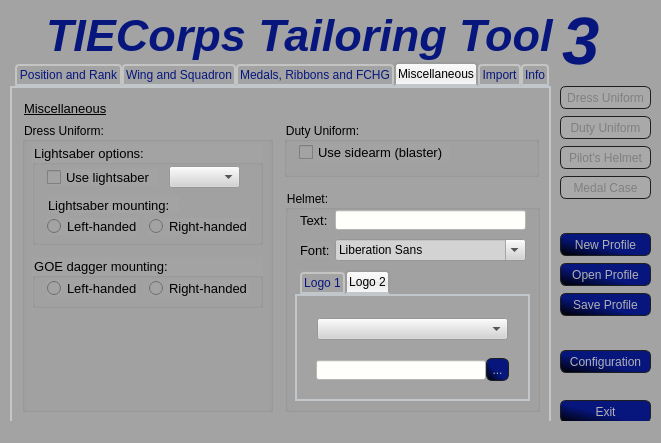
This is data/uis/ttt.ui in SmTaUcM/TTT3 as Qt 5 draws it before an edit. The edited form follows.
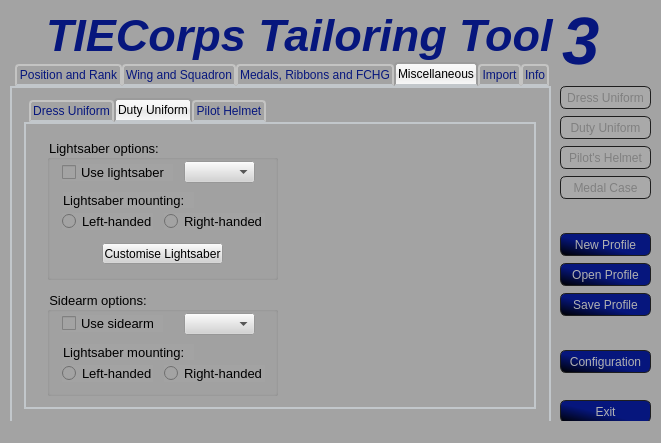
This is the edited form. The open tabs and pages were chosen to show the change. Icons and pictures are not drawn.

Commit message: Misc Tab overhaul.

```diff
--- a/data/uis/ttt.ui
+++ b/data/uis/ttt.ui
@@ -1927,165 +1927,27 @@
      <attribute name="title">
       <string>Miscellaneous</string>
      </attribute>
-     <widget class="QLabel" name="label_32">
+     <widget class="QTabWidget" name="tw_misc">
       <property name="geometry">
        <rect>
         <x>12</x>
-        <y>12</y>
-        <width>131</width>
-        <height>16</height>
+        <y>10</y>
+        <width>512</width>
+        <height>311</height>
        </rect>
       </property>
-      <property name="font">
-       <font>
-        <family>Arial</family>
-        <pointsize>10</pointsize>
-        <weight>50</weight>
-        <bold>false</bold>
-        <underline>true</underline>
-       </font>
+      <property name="currentIndex">
+       <number>0</number>
       </property>
-      <property name="text">
-       <string>Miscellaneous</string>
-      </property>
-     </widget>
-     <widget class="QGroupBox" name="gb_dress">
-      <property name="geometry">
-       <rect>
-        <x>10</x>
-        <y>34</y>
-        <width>251</width>
-        <height>290</height>
-       </rect>
-      </property>
-      <property name="font">
-       <font>
-        <family>Arial</family>
-        <pointsize>9</pointsize>
-       </font>
-      </property>
-      <property name="title">
-       <string>Dress Uniform:</string>
-      </property>
-      <widget class="QGroupBox" name="gb_saberMounting">
-       <property name="geometry">
-        <rect>
-         <x>10</x>
-         <y>22</y>
-         <width>231</width>
-         <height>101</height>
-        </rect>
-       </property>
-       <property name="font">
-        <font>
-         <family>Arial</family>
-         <pointsize>10</pointsize>
-        </font>
-       </property>
-       <property name="title">
-        <string>Lightsaber options:</string>
-       </property>
-       <widget class="QRadioButton" name="rb_saberRight">
-        <property name="geometry">
-         <rect>
-          <x>117</x>
-          <y>74</y>
-          <width>101</width>
-          <height>17</height>
-         </rect>
-        </property>
-        <property name="font">
-         <font>
-          <family>Arial</family>
-          <pointsize>10</pointsize>
-         </font>
-        </property>
-        <property name="text">
-         <string>Right-handed</string>
-        </property>
-       </widget>
-       <widget class="QRadioButton" name="rb_saberLeft">
-        <property name="geometry">
-         <rect>
-          <x>15</x>
-          <y>74</y>
-          <width>91</width>
-          <height>17</height>
-         </rect>
-        </property>
-        <property name="font">
-         <font>
-          <family>Arial</family>
-          <pointsize>10</pointsize>
-         </font>
-        </property>
-        <property name="text">
-         <string>Left-handed</string>
-        </property>
-       </widget>
-       <widget class="QComboBox" name="cb_saberStyles">
-        <property name="geometry">
-         <rect>
-          <x>137</x>
-          <y>22</y>
-          <width>71</width>
-          <height>22</height>
-         </rect>
-        </property>
-        <property name="font">
-         <font>
-          <family>Arial</family>
-          <pointsize>10</pointsize>
-         </font>
-        </property>
-        <property name="styleSheet">
-         <string notr="true">background-color: rgb(211, 211, 211);</string>
-        </property>
-       </widget>
-       <widget class="QCheckBox" name="cb_lightsaber">
-        <property name="geometry">
-         <rect>
-          <x>15</x>
-          <y>25</y>
-          <width>111</width>
-          <height>17</height>
-         </rect>
-        </property>
-        <property name="font">
-         <font>
-          <family>Arial</family>
-          <pointsize>10</pointsize>
-         </font>
-        </property>
-        <property name="text">
-         <string>Use lightsaber</string>
-        </property>
-       </widget>
-       <widget class="QLabel" name="lbl_saberSide">
-        <property name="geometry">
-         <rect>
-          <x>16</x>
-          <y>53</y>
-          <width>131</width>
-          <height>16</height>
-         </rect>
-        </property>
-        <property name="font">
-         <font>
-          <family>Arial</family>
-          <pointsize>10</pointsize>
-         </font>
-        </property>
-        <property name="text">
-         <string>Lightsaber mounting:</string>
-        </property>
-       </widget>
-      </widget>
+      <widget class="QWidget" name="tab_Dress">
+       <attribute name="title">
+        <string>Dress Uniform</string>
+       </attribute>
       <widget class="QGroupBox" name="gb_daggerMounting">
        <property name="geometry">
         <rect>
-         <x>10</x>
-         <y>135</y>
+          <x>21</x>
+          <y>167</y>
          <width>231</width>
          <height>51</height>
         </rect>
@@ -2138,31 +2000,352 @@
         </property>
        </widget>
       </widget>
-     </widget>
-     <widget class="QGroupBox" name="gb_duty">
+       <widget class="QGroupBox" name="gb_dressSaberMounting">
+        <property name="geometry">
+         <rect>
+          <x>21</x>
+          <y>15</y>
+          <width>231</width>
+          <height>141</height>
+         </rect>
+        </property>
+        <property name="font">
+         <font>
+          <family>Arial</family>
+          <pointsize>10</pointsize>
+         </font>
+        </property>
+        <property name="title">
+         <string>Lightsaber options:</string>
+        </property>
+        <widget class="QRadioButton" name="rb_dressSaberRight">
+         <property name="geometry">
+          <rect>
+           <x>117</x>
+           <y>74</y>
+           <width>101</width>
+           <height>17</height>
+          </rect>
+         </property>
+         <property name="font">
+          <font>
+           <family>Arial</family>
+           <pointsize>10</pointsize>
+          </font>
+         </property>
+         <property name="text">
+          <string>Right-handed</string>
+         </property>
+        </widget>
+        <widget class="QRadioButton" name="rb_dressSaberLeft">
       <property name="geometry">
        <rect>
-        <x>272</x>
-        <y>34</y>
-        <width>255</width>
-        <height>55</height>
+           <x>15</x>
+           <y>74</y>
+           <width>91</width>
+           <height>17</height>
        </rect>
       </property>
       <property name="font">
        <font>
         <family>Arial</family>
-        <pointsize>9</pointsize>
-       </font>
-      </property>
+           <pointsize>10</pointsize>
+          </font>
+         </property>
+         <property name="text">
+          <string>Left-handed</string>
+         </property>
+        </widget>
+        <widget class="QComboBox" name="cb_dressSaberStyles">
+         <property name="geometry">
+          <rect>
+           <x>137</x>
+           <y>22</y>
+           <width>71</width>
+           <height>22</height>
+          </rect>
+         </property>
+         <property name="font">
+          <font>
+           <family>Arial</family>
+           <pointsize>10</pointsize>
+          </font>
+         </property>
+         <property name="styleSheet">
+          <string notr="true">background-color: rgb(211, 211, 211);</string>
+         </property>
+        </widget>
+        <widget class="QCheckBox" name="cb_dressLightsaber">
+         <property name="geometry">
+          <rect>
+           <x>15</x>
+           <y>25</y>
+           <width>111</width>
+           <height>17</height>
+          </rect>
+         </property>
+         <property name="font">
+          <font>
+           <family>Arial</family>
+           <pointsize>10</pointsize>
+          </font>
+         </property>
+         <property name="text">
+          <string>Use lightsaber</string>
+         </property>
+        </widget>
+        <widget class="QLabel" name="lbl_dressSaberSide">
+         <property name="geometry">
+          <rect>
+           <x>16</x>
+           <y>53</y>
+           <width>131</width>
+           <height>16</height>
+          </rect>
+         </property>
+         <property name="font">
+          <font>
+           <family>Arial</family>
+           <pointsize>10</pointsize>
+          </font>
+         </property>
+         <property name="text">
+          <string>Lightsaber mounting:</string>
+         </property>
+        </widget>
+        <widget class="QPushButton" name="btn_dressSaberCustom">
+         <property name="geometry">
+          <rect>
+           <x>55</x>
+           <y>104</y>
+           <width>121</width>
+           <height>21</height>
+          </rect>
+         </property>
+         <property name="styleSheet">
+          <string notr="true">background-color: rgb(211, 211, 211);</string>
+         </property>
+         <property name="text">
+          <string>Customise Lightsaber</string>
+         </property>
+        </widget>
+       </widget>
+      </widget>
+      <widget class="QWidget" name="tab_Duty">
+       <attribute name="title">
+        <string>Duty Uniform</string>
+       </attribute>
+       <widget class="QGroupBox" name="gb_dutySaberMounting">
+        <property name="geometry">
+         <rect>
+          <x>21</x>
+          <y>15</y>
+          <width>231</width>
+          <height>141</height>
+         </rect>
+        </property>
+        <property name="font">
+         <font>
+          <family>Arial</family>
+          <pointsize>10</pointsize>
+         </font>
+        </property>
       <property name="title">
-       <string>Duty Uniform:</string>
-      </property>
+         <string>Lightsaber options:</string>
+        </property>
+        <widget class="QRadioButton" name="rb_dutySaberRight">
+         <property name="geometry">
+          <rect>
+           <x>117</x>
+           <y>74</y>
+           <width>101</width>
+           <height>17</height>
+          </rect>
+         </property>
+         <property name="font">
+          <font>
+           <family>Arial</family>
+           <pointsize>10</pointsize>
+          </font>
+         </property>
+         <property name="text">
+          <string>Right-handed</string>
+         </property>
+        </widget>
+        <widget class="QRadioButton" name="rb_dutySaberLeft">
+         <property name="geometry">
+          <rect>
+           <x>15</x>
+           <y>74</y>
+           <width>91</width>
+           <height>17</height>
+          </rect>
+         </property>
+         <property name="font">
+          <font>
+           <family>Arial</family>
+           <pointsize>10</pointsize>
+          </font>
+         </property>
+         <property name="text">
+          <string>Left-handed</string>
+         </property>
+        </widget>
+        <widget class="QComboBox" name="cb_dutySaberStyles">
+         <property name="geometry">
+          <rect>
+           <x>137</x>
+           <y>22</y>
+           <width>71</width>
+           <height>22</height>
+          </rect>
+         </property>
+         <property name="font">
+          <font>
+           <family>Arial</family>
+           <pointsize>10</pointsize>
+          </font>
+         </property>
+         <property name="styleSheet">
+          <string notr="true">background-color: rgb(211, 211, 211);</string>
+         </property>
+        </widget>
+        <widget class="QCheckBox" name="cb_dutyLightsaber">
+         <property name="geometry">
+          <rect>
+           <x>15</x>
+           <y>25</y>
+           <width>111</width>
+           <height>17</height>
+          </rect>
+         </property>
+         <property name="font">
+          <font>
+           <family>Arial</family>
+           <pointsize>10</pointsize>
+          </font>
+         </property>
+         <property name="text">
+          <string>Use lightsaber</string>
+         </property>
+        </widget>
+        <widget class="QLabel" name="lbl_dutySaberSide">
+         <property name="geometry">
+          <rect>
+           <x>16</x>
+           <y>53</y>
+           <width>131</width>
+           <height>16</height>
+          </rect>
+         </property>
+         <property name="font">
+          <font>
+           <family>Arial</family>
+           <pointsize>10</pointsize>
+          </font>
+         </property>
+         <property name="text">
+          <string>Lightsaber mounting:</string>
+         </property>
+        </widget>
+        <widget class="QPushButton" name="btn_dutySaberCustom">
+         <property name="geometry">
+          <rect>
+           <x>55</x>
+           <y>104</y>
+           <width>121</width>
+           <height>21</height>
+          </rect>
+         </property>
+         <property name="styleSheet">
+          <string notr="true">background-color: rgb(211, 211, 211);</string>
+         </property>
+         <property name="text">
+          <string>Customise Lightsaber</string>
+         </property>
+        </widget>
+       </widget>
+       <widget class="QGroupBox" name="gb_dutySidearm">
+        <property name="geometry">
+         <rect>
+          <x>21</x>
+          <y>167</y>
+          <width>231</width>
+          <height>105</height>
+         </rect>
+        </property>
+        <property name="font">
+         <font>
+          <family>Arial</family>
+          <pointsize>10</pointsize>
+         </font>
+        </property>
+        <property name="title">
+         <string>Sidearm options:</string>
+        </property>
+        <widget class="QRadioButton" name="rb_blasterLeft">
+         <property name="geometry">
+          <rect>
+           <x>15</x>
+           <y>74</y>
+           <width>91</width>
+           <height>17</height>
+          </rect>
+         </property>
+         <property name="font">
+          <font>
+           <family>Arial</family>
+           <pointsize>10</pointsize>
+          </font>
+         </property>
+         <property name="text">
+          <string>Left-handed</string>
+         </property>
+        </widget>
+        <widget class="QRadioButton" name="rb_blasterRight">
+         <property name="geometry">
+          <rect>
+           <x>117</x>
+           <y>74</y>
+           <width>101</width>
+           <height>17</height>
+          </rect>
+         </property>
+         <property name="font">
+          <font>
+           <family>Arial</family>
+           <pointsize>10</pointsize>
+          </font>
+         </property>
+         <property name="text">
+          <string>Right-handed</string>
+         </property>
+        </widget>
+        <widget class="QComboBox" name="cb_dutyBlasterStyles">
+         <property name="geometry">
+          <rect>
+           <x>137</x>
+           <y>22</y>
+           <width>71</width>
+           <height>22</height>
+          </rect>
+         </property>
+         <property name="font">
+          <font>
+           <family>Arial</family>
+           <pointsize>10</pointsize>
+          </font>
+         </property>
+         <property name="styleSheet">
+          <string notr="true">background-color: rgb(211, 211, 211);</string>
+         </property>
+        </widget>
       <widget class="QCheckBox" name="cb_dutyBlaster">
        <property name="geometry">
         <rect>
          <x>15</x>
-         <y>22</y>
-         <width>151</width>
+           <y>24</y>
+           <width>101</width>
          <height>17</height>
         </rect>
        </property>
@@ -2173,33 +2356,39 @@
         </font>
        </property>
        <property name="text">
-        <string>Use sidearm (blaster)</string>
-       </property>
-      </widget>
-     </widget>
-     <widget class="QGroupBox" name="gb_helmet">
+          <string>Use sidearm</string>
+         </property>
+        </widget>
+        <widget class="QLabel" name="lbl_saberSide">
       <property name="geometry">
        <rect>
-        <x>273</x>
-        <y>102</y>
-        <width>255</width>
-        <height>222</height>
+           <x>16</x>
+           <y>53</y>
+           <width>131</width>
+           <height>16</height>
        </rect>
       </property>
       <property name="font">
        <font>
         <family>Arial</family>
-        <pointsize>9</pointsize>
-       </font>
-      </property>
-      <property name="title">
-       <string>Helmet:</string>
-      </property>
+           <pointsize>10</pointsize>
+          </font>
+         </property>
+         <property name="text">
+          <string>Lightsaber mounting:</string>
+         </property>
+        </widget>
+       </widget>
+      </widget>
+      <widget class="QWidget" name="tab_Helm">
+       <attribute name="title">
+        <string>Pilot Helmet</string>
+       </attribute>
       <widget class="QLabel" name="lbl_hemText">
        <property name="geometry">
         <rect>
-         <x>15</x>
-         <y>22</y>
+          <x>24</x>
+          <y>18</y>
          <width>31</width>
          <height>16</height>
         </rect>
@@ -2214,56 +2403,26 @@
         <string>Text:</string>
        </property>
       </widget>
-      <widget class="QLineEdit" name="le_helmText">
+       <widget class="QFontComboBox" name="fcb_hemlFont">
        <property name="geometry">
         <rect>
-         <x>50</x>
-         <y>20</y>
+          <x>59</x>
+          <y>45</y>
          <width>191</width>
-         <height>20</height>
+          <height>22</height>
         </rect>
        </property>
        <property name="styleSheet">
-        <string notr="true">QLineEdit
-{
-    background-color: rgb(255, 255, 252);
-}
-
-QLineEdit:!enabled
-{
-	background-color: darkgray;
-}
-
-
-</string>
-       </property>
-      </widget>
-      <widget class="QLabel" name="lbl_hemFont">
-       <property name="geometry">
-        <rect>
-         <x>15</x>
-         <y>52</y>
-         <width>31</width>
-         <height>16</height>
-        </rect>
-       </property>
-       <property name="font">
-        <font>
-         <family>Arial</family>
-         <pointsize>10</pointsize>
-        </font>
-       </property>
-       <property name="text">
-        <string>Font:</string>
+         <string notr="true">background-color: rgb(211, 211, 211);</string>
        </property>
       </widget>
       <widget class="QTabWidget" name="tw_hemlLogos">
        <property name="geometry">
         <rect>
-         <x>10</x>
-         <y>80</y>
+          <x>19</x>
+          <y>77</y>
          <width>235</width>
-         <height>131</height>
+          <height>101</height>
         </rect>
        </property>
        <property name="currentIndex">
@@ -2371,14 +2530,60 @@
         <attribute name="title">
          <string>Logo 2</string>
         </attribute>
-        <widget class="QPushButton" name="btn_helmLogo1Filepath_2">
+         <widget class="QLineEdit" name="le_helmLogo2Filepath">
          <property name="enabled">
           <bool>true</bool>
          </property>
          <property name="geometry">
           <rect>
-           <x>189</x>
-           <y>62</y>
+            <x>20</x>
+            <y>42</y>
+            <width>169</width>
+            <height>20</height>
+           </rect>
+          </property>
+          <property name="styleSheet">
+           <string notr="true">QLineEdit
+{
+    background-color: rgb(255, 255, 252);
+}
+
+QLineEdit:!enabled
+{
+	background-color: darkgray;
+}
+
+
+</string>
+          </property>
+         </widget>
+         <widget class="QComboBox" name="cb_hemlLogo2Type">
+          <property name="geometry">
+           <rect>
+            <x>20</x>
+            <y>10</y>
+            <width>191</width>
+            <height>22</height>
+           </rect>
+          </property>
+          <property name="font">
+           <font>
+            <family>Arial</family>
+            <pointsize>10</pointsize>
+           </font>
+          </property>
+          <property name="styleSheet">
+           <string notr="true">background-color: rgb(211, 211, 211);</string>
+          </property>
+         </widget>
+         <widget class="QPushButton" name="btn_helmLogo2Filepath">
+          <property name="enabled">
+           <bool>true</bool>
+          </property>
+          <property name="geometry">
+           <rect>
+            <x>188</x>
+            <y>40</y>
            <width>23</width>
            <height>23</height>
           </rect>
@@ -2418,13 +2623,15 @@
           <string>...</string>
          </property>
         </widget>
-        <widget class="QComboBox" name="cb_hemlLogo1Type_2">
+        </widget>
+       </widget>
+       <widget class="QLabel" name="lbl_hemFont">
          <property name="geometry">
           <rect>
-           <x>20</x>
-           <y>22</y>
-           <width>191</width>
-           <height>22</height>
+          <x>24</x>
+          <y>48</y>
+          <width>31</width>
+          <height>16</height>
           </rect>
          </property>
          <property name="font">
@@ -2433,19 +2640,16 @@
            <pointsize>10</pointsize>
           </font>
          </property>
-         <property name="styleSheet">
-          <string notr="true">background-color: rgb(211, 211, 211);</string>
-         </property>
-        </widget>
-        <widget class="QLineEdit" name="le_helmLogo1Filepath_2">
-         <property name="enabled">
-          <bool>true</bool>
-         </property>
+        <property name="text">
+         <string>Font:</string>
+        </property>
+       </widget>
+       <widget class="QLineEdit" name="le_helmText">
          <property name="geometry">
           <rect>
-           <x>19</x>
-           <y>64</y>
-           <width>170</width>
+          <x>59</x>
+          <y>16</y>
+          <width>191</width>
            <height>20</height>
           </rect>
          </property>
@@ -2464,20 +2668,6 @@
 </string>
          </property>
         </widget>
-       </widget>
-      </widget>
-      <widget class="QFontComboBox" name="fontComboBox">
-       <property name="geometry">
-        <rect>
-         <x>50</x>
-         <y>49</y>
-         <width>191</width>
-         <height>22</height>
-        </rect>
-       </property>
-       <property name="styleSheet">
-        <string notr="true">background-color: rgb(211, 211, 211);</string>
-       </property>
       </widget>
      </widget>
     </widget>
```
Left out of the diff: 44 changed lines with no effect on the pictures. Lines whose indentation alone changed are shown as unchanged. The commit also changes 1 other file.
